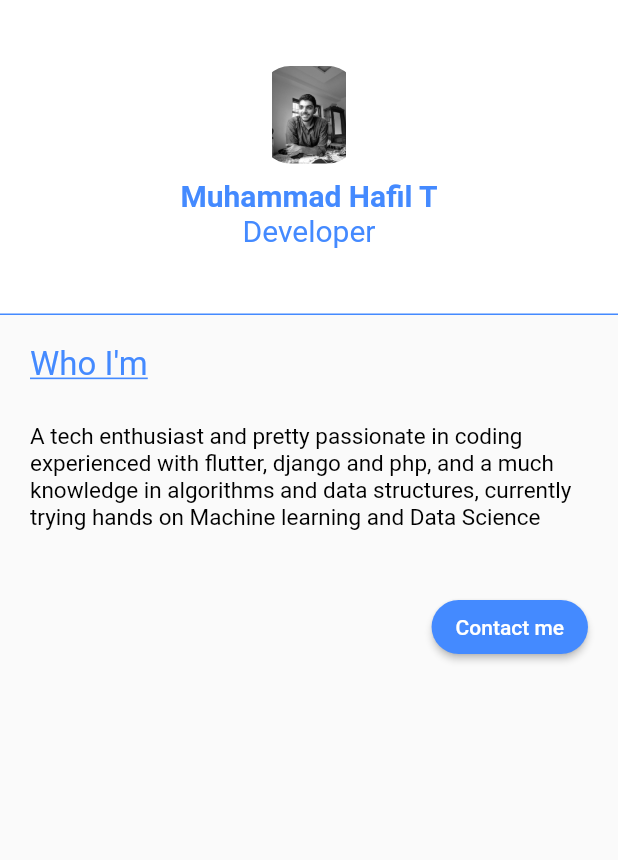
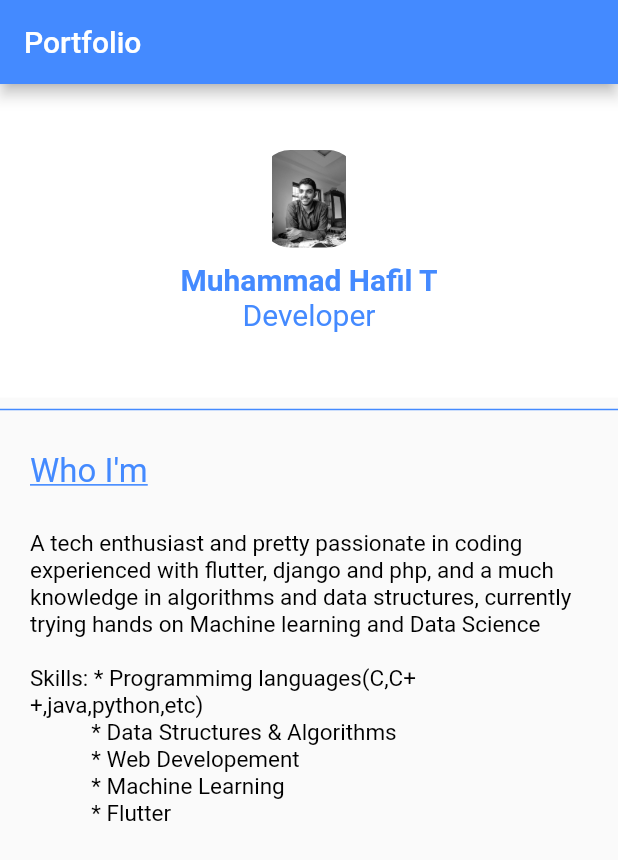
Before and after one commit to mhdhafil/Portfolio-flutter, a Flutter app: the screen it shows after launch, on a phone screen of 412 x 824 dp. Shown: the top 860 px of the screen. Run offline on Flutter 3.47's test engine with Material 2 defaults, Android fonts, the phone set to English and light mode, and no system bars.

Commit message:
2nd commit

```diff
--- a/lib/screens/home_page.dart
+++ b/lib/screens/home_page.dart
@@ -5,6 +5,10 @@ class HomePage extends StatelessWidget {
   @override
   Widget build(BuildContext context) {
     return Scaffold(
+      appBar: AppBar(
+        title: Text('Portfolio'),
+        backgroundColor: Colors.blueAccent,
+      ),
       body: SafeArea(
         child: Column(
           crossAxisAlignment: CrossAxisAlignment.start,
@@ -18,40 +22,55 @@ Widget build(BuildContext context) {
                 children: [
                   ClipRRect(
                     borderRadius: BorderRadius.all(Radius.circular(20.0)),
-                  child: Image.asset("images/photo6165672853786176718.jpg",width: 65, height: 65),
+                    child: Image.asset("images/photo6165672853786176718.jpg",
+                        width: 65, height: 65),
                   ),
-                SizedBox(height: 10,),
+                  SizedBox(
+                    height: 10,
+                  ),
                   Column(
                     crossAxisAlignment: CrossAxisAlignment.center,
                     children: [
-                  Text('Muhammad Hafil T',style: TextStyle(fontSize: 20, fontWeight: FontWeight.w600, color: Colors.blueAccent),),
-                  Text('Developer', style: TextStyle(fontSize: 20, color: Colors.blueAccent),)
+                      Text(
+                        'Muhammad Hafil T',
+                        style: TextStyle(
+                            fontSize: 20,
+                            fontWeight: FontWeight.w600,
+                            color: Colors.blueAccent),
+                      ),
+                      Text(
+                        'Developer',
+                        style:
+                            TextStyle(fontSize: 20, color: Colors.blueAccent),
+                      )
                     ],
                   )
                 ],
               ),
             ),
+            Divider(
+              thickness: 1,
+              color: Colors.blueAccent,
+            ),
             Container(
-            decoration: BoxDecoration(border: Border(top: BorderSide(color: Colors.blueAccent))),
               padding: EdgeInsets.all(20.0),
               child: Column(
                 crossAxisAlignment: CrossAxisAlignment.start,
                 children: [
-                Text("Who I'm\n", style: TextStyle(decoration: TextDecoration.underline, color: Colors.blueAccent, fontSize: 22),),
-                Text("A tech enthusiast and pretty passionate in coding experienced with flutter, django and php, "
+                  Text(
+                    "Who I'm\n",
+                    style: TextStyle(
+                        decoration: TextDecoration.underline,
+                        color: Colors.blueAccent,
+                        fontSize: 22),
+                  ),
+                  Text(
+                    "A tech enthusiast and pretty passionate in coding experienced with flutter, django and php, "
                     "and a much knowledge in algorithms and data structures, currently trying hands on "
-                    "Machine learning and Data Science", style: TextStyle(fontSize: 15, color: Colors.black),),
-                SizedBox(height: 40,),
-                Row(
-                  mainAxisAlignment: MainAxisAlignment.end,
-                  children: [
-                    RaisedButton(onPressed: (){
-                      print("Raised button");
-                    },
-                        color: Colors.blueAccent,
-                        shape: RoundedRectangleBorder(borderRadius: BorderRadius.all(Radius.circular(30))),
-                        child: Text("Contact me", style: TextStyle(color: Colors.white),))
-                  ],
+                    "Machine learning and Data Science\n\nSkills: * Programmimg languages(C,C++,java,python,etc)"
+                    "\n\t\t\t\t\t\t\t\t\t\t\t* Data Structures & Algorithms\n\t\t\t\t\t\t\t\t\t\t\t* Web Developement"
+                    "\n\t\t\t\t\t\t\t\t\t\t\t* Machine Learning\n\t\t\t\t\t\t\t\t\t\t\t* Flutter",
+                    style: TextStyle(fontSize: 15, color: Colors.black),
                   ),
                 ],
               ),
```
Lines whose indentation alone changed are shown as unchanged.
